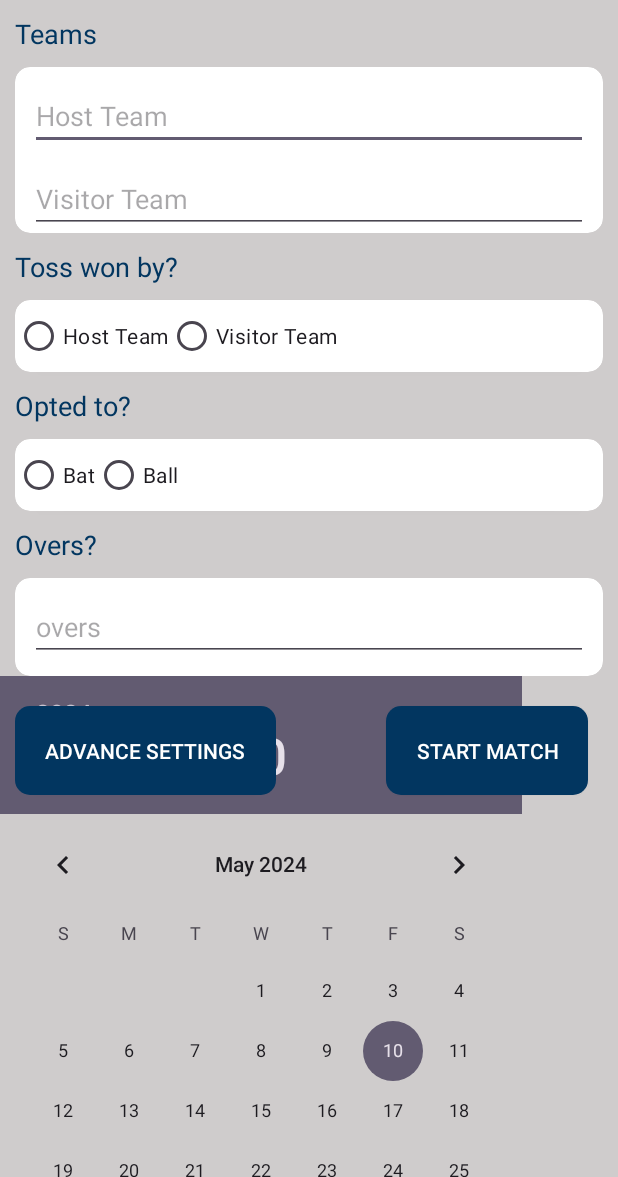
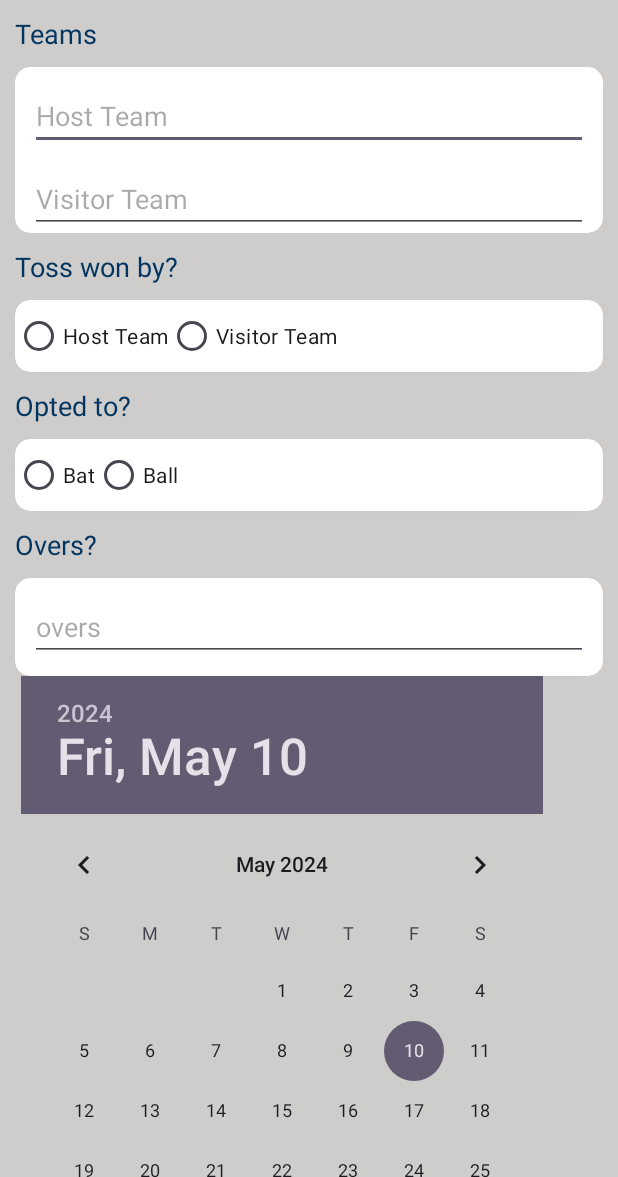
Before and after one commit to myofficework000/CricketLogger, an Android app: the screen it shows after launch (MainActivity), on a phone screen of 412 x 824 dp, the part 59-1236 px from its top. Run offline under Robolectric (Android 15) with nearby library versions, the phone set to English and light mode, and no system bars; our stand-ins replace Room's generated code.

Commit message:
Changes made in the players related file

```diff
--- a/app/src/main/java/com/android/cricketlogger/local/AppDatabase.kt
+++ b/app/src/main/java/com/android/cricketlogger/local/AppDatabase.kt
@@ -9,7 +9,7 @@ import com.android.cricketlogger.local.dao.PlayerDao
 import com.android.cricketlogger.local.entity.Match
 import com.android.cricketlogger.local.entity.Player
 
-@Database(entities = [Player::class, Match::class], version = 2, exportSchema = false)
+@Database(entities = [Player::class, Match::class], version = 1, exportSchema = false)
 abstract class AppDatabase : RoomDatabase() {
 
     abstract fun playerDao(): PlayerDao
@@ -24,7 +24,6 @@ abstract class AppDatabase : RoomDatabase() {
                 AppDatabase::class.java,
                 "app_db"
             ).allowMainThreadQueries()
-                .addMigrations(MIGRATION_1_2)
                 .build()
             return appDatabaseInstance!!
         }
--- a/app/src/main/java/com/android/cricketlogger/local/dao/PlayerDao.kt
+++ b/app/src/main/java/com/android/cricketlogger/local/dao/PlayerDao.kt
@@ -2,14 +2,17 @@ package com.android.cricketlogger.local.dao
 
 import androidx.room.Dao
 import androidx.room.Insert
+import androidx.room.OnConflictStrategy
 import androidx.room.Query
 import com.android.cricketlogger.local.entity.Player
 
 @Dao
-interface PlayerDAO {
-    @Insert
-    fun insert(player: Player)
+interface PlayerDao {
 
-    @Query("SELECT * FROM newplayertable")
-    fun getAllPlayers(): List<Player>
+    @Insert(onConflict = OnConflictStrategy.REPLACE)
+    fun addPlayer(player: Player)
+
+    @Query("SELECT * FROM PlayerTable")
+    fun getAllPLayers():List<Player>
+
 }
--- a/app/src/main/java/com/android/cricketlogger/local/entity/Player.kt
+++ b/app/src/main/java/com/android/cricketlogger/local/entity/Player.kt
@@ -3,7 +3,7 @@ package com.android.cricketlogger.local.entity
 import androidx.room.Entity
 import androidx.room.PrimaryKey
 
-@Entity("NewPlayerTable")
+@Entity(tableName = "PlayerTable")
 data class Player(
     @PrimaryKey(autoGenerate = true)
     val id: Long = 0,
--- a/app/src/main/res/layout/activity_main.xml
+++ b/app/src/main/res/layout/activity_main.xml
@@ -233,7 +233,7 @@
         android:text="@string/adv_settings"
         android:textColor="@color/white"
         app:layout_constraintStart_toStartOf="@id/teamsTV"
-        app:layout_constraintTop_toBottomOf="@id/oversCard" />
+        app:layout_constraintTop_toBottomOf="@id/datePickerMatch" />
 
     <androidx.appcompat.widget.AppCompatButton
         android:id="@+id/startMatchBTN"
@@ -250,7 +250,9 @@
 
     <DatePicker
         android:id="@+id/datePickerMatch"
-        android:layout_width="match_parent"
+        android:layout_width="wrap_content"
         android:layout_height="wrap_content"
+        android:layout_marginStart="4dp"
+        app:layout_constraintStart_toStartOf="@id/teamsTV"
         app:layout_constraintTop_toBottomOf="@+id/oversCard" />
 </androidx.constraintlayout.widget.ConstraintLayout>
```
